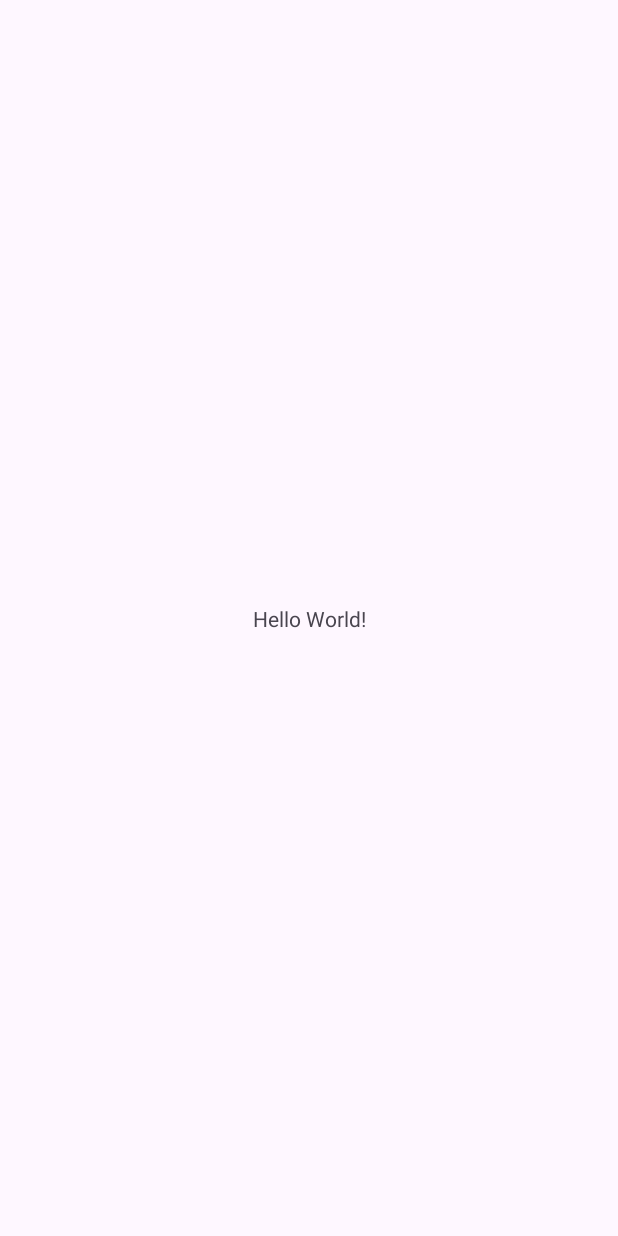
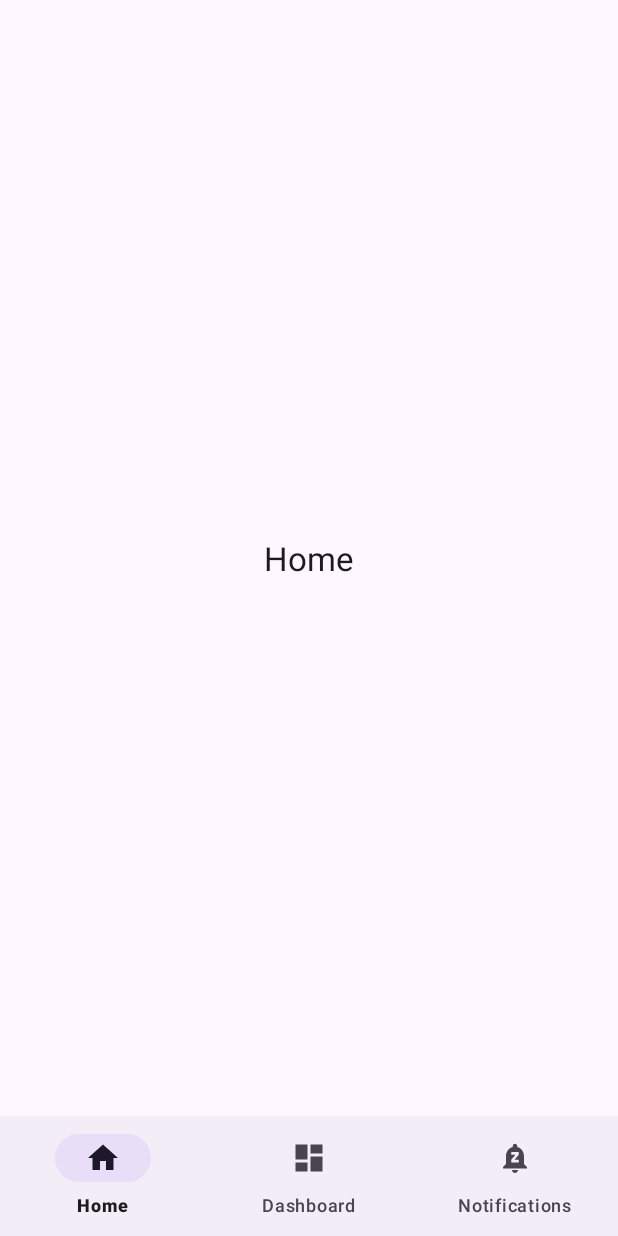
Before and after one commit to bulkabuka/FragmentsApp, an Android app: the screen it shows after launch (MainActivity), on a phone screen of 412 x 824 dp. Before the commit the screen is almost empty. Run offline under Robolectric (Android 15) with nearby library versions, the phone set to English and light mode, and no system bars.

Commit message:
add: Четыре из шести заданий

```diff
--- /dev/null
+++ b/taskfour/src/main/java/org/leftbrained/taskfour/HomeFragment.java
@@ -0,0 +1,23 @@
+package org.leftbrained.taskfour;
+
+import android.os.Bundle;
+import android.view.LayoutInflater;
+import android.view.View;
+import android.view.ViewGroup;
+
+import androidx.fragment.app.Fragment;
+
+public class HomeFragment extends Fragment {
+    public HomeFragment() {
+
+    }
+
+    public static HomeFragment newInstance() {
+        return new HomeFragment();
+    }
+
+    @Override
+    public View onCreateView(LayoutInflater inflater, ViewGroup container, Bundle savedInstanceState) {
+        return inflater.inflate(R.layout.home_fragment, container, false);
+    }
+}
--- a/taskfour/src/main/java/org/leftbrained/taskfour/MainActivity.java
+++ b/taskfour/src/main/java/org/leftbrained/taskfour/MainActivity.java
@@ -1,8 +1,15 @@
 package org.leftbrained.taskfour;
 
 import androidx.appcompat.app.AppCompatActivity;
+import androidx.fragment.app.Fragment;
+import androidx.fragment.app.FragmentManager;
+import androidx.fragment.app.FragmentTransaction;
 
 import android.os.Bundle;
+import android.view.MenuItem;
+
+import com.google.android.material.bottomnavigation.BottomNavigationView;
+import com.google.android.material.navigation.NavigationBarView;
 
 public class MainActivity extends AppCompatActivity {
 
@@ -10,5 +17,28 @@ public class MainActivity extends AppCompatActivity {
     protected void onCreate(Bundle savedInstanceState) {
         super.onCreate(savedInstanceState);
         setContentView(R.layout.activity_main);
+        BottomNavigationView bottomNavigationView = findViewById(R.id.navigation);
+        bottomNavigationView.setOnItemSelectedListener(onItemSelectedListener);
+        loadFragment(HomeFragment.newInstance());
+    }
+
+    private NavigationBarView.OnItemSelectedListener onItemSelectedListener = item -> {
+        if (item.getItemId() == R.id.navigation_home) {
+            loadFragment(HomeFragment.newInstance());
+            return true;
+        } else if (item.getItemId() == R.id.navigation_dashboard) {
+            loadFragment(DashboardFragment.newInstance());
+            return true;
+        } else if (item.getItemId() == R.id.navigation_notifications) {
+            loadFragment(NotificationsFragment.newInstance());
+            return true;
+        }
+        return false;
+    };
+
+    private void loadFragment(Fragment fragment) {
+        FragmentManager fm = getSupportFragmentManager();
+        FragmentTransaction fragmentTransaction = fm.beginTransaction();
+        fragmentTransaction.replace(R.id.fragment_container, fragment).commit();
     }
 }
--- a/taskfour/src/main/res/layout/activity_main.xml
+++ b/taskfour/src/main/res/layout/activity_main.xml
@@ -1,18 +1,24 @@
 <?xml version="1.0" encoding="utf-8"?>
-<androidx.constraintlayout.widget.ConstraintLayout xmlns:android="http://schemas.android.com/apk/res/android"
+<LinearLayout xmlns:android="http://schemas.android.com/apk/res/android"
+    xmlns:tools="http://schemas.android.com/tools"
     xmlns:app="http://schemas.android.com/apk/res-auto"
-    xmlns:tools="http://schemas.android.com/tools"
+    android:id="@+id/container"
     android:layout_width="match_parent"
     android:layout_height="match_parent"
-    tools:context=".MainActivity">
+    android:orientation="vertical"
+    tools:context="org.leftbrained.taskfour.MainActivity">
 
-    <TextView
-        android:layout_width="wrap_content"
+    <FrameLayout
+        android:id="@+id/fragment_container"
+        android:layout_width="match_parent"
+        android:layout_height="0dp"
+        android:layout_weight="1" />
+
+    <com.google.android.material.bottomnavigation.BottomNavigationView
+        android:id="@+id/navigation"
+        app:menu="@menu/main_menu"
+        android:layout_width="match_parent"
         android:layout_height="wrap_content"
-        android:text="Hello World!"
-        app:layout_constraintBottom_toBottomOf="parent"
-        app:layout_constraintEnd_toEndOf="parent"
-        app:layout_constraintStart_toStartOf="parent"
-        app:layout_constraintTop_toTopOf="parent" />
+        android:layout_gravity="bottom" />
 
-</androidx.constraintlayout.widget.ConstraintLayout>
+</LinearLayout>
--- /dev/null
+++ b/taskfour/src/main/res/layout/home_fragment.xml
@@ -0,0 +1,16 @@
+<?xml version="1.0" encoding="UTF-8" ?>
+<FrameLayout xmlns:android="http://schemas.android.com/apk/res/android"
+    xmlns:tools="http://schemas.android.com/tools"
+    android:layout_width="match_parent"
+    android:layout_height="match_parent"
+    android:id="@+id/fl_home"
+    tools:context="org.leftbrained.taskfour.HomeFragment">
+
+    <TextView
+        android:id="@+id/tv_home"
+        android:layout_width="wrap_content"
+        android:layout_height="wrap_content"
+        android:layout_gravity="center_vertical|center_horizontal"
+        android:text="Home"
+        android:textAppearance="?android:attr/textAppearanceLarge" />
+</FrameLayout>
```
Also changed, not shown: taskfour/src/main/java/org/leftbrained/taskfour/DashboardFragment.java (added, +23 -0 lines), taskfour/src/main/java/org/leftbrained/taskfour/NotificationsFragment.java (added, +23 -0 lines), taskfour/src/main/res/layout/dashboard_fragment.xml (added, +16 -0 lines), taskfour/src/main/res/layout/notifications_fragment.xml (added, +17 -0 lines).
